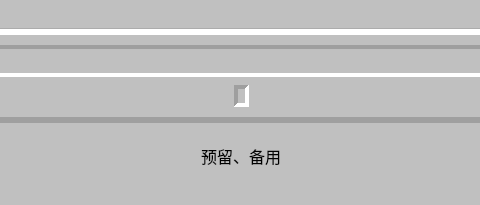
eee555/Solvable-Minesweeper, file uiFiles/main_board.ui: the form before one commit; both pictures show x 232 to 712 and y 0 to 205 of the 946 by 205 pixel window.
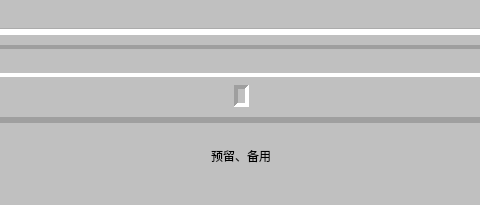
The form after the commit. Icons and pictures are not drawn. Custom widgets are drawn as their Qt base class.

The edit to the form file:
```diff
--- a/uiFiles/main_board.ui
+++ b/uiFiles/main_board.ui
@@ -491,8 +491,8 @@
      <widget class="QLabel" name="label_info">
       <property name="font">
        <font>
-        <family>Arial</family>
-        <pointsize>12</pointsize>
+        <family>微软雅黑</family>
+        <pointsize>9</pointsize>
        </font>
       </property>
       <property name="frameShape">
```
